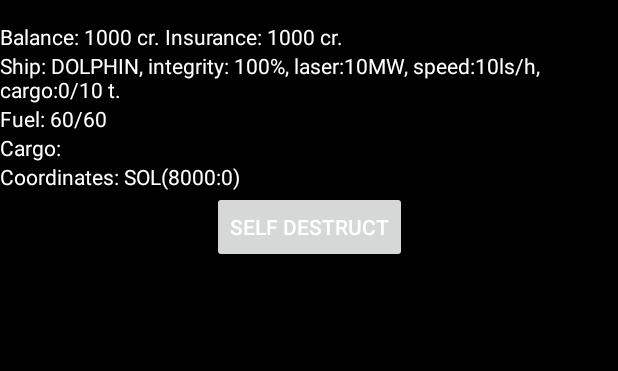
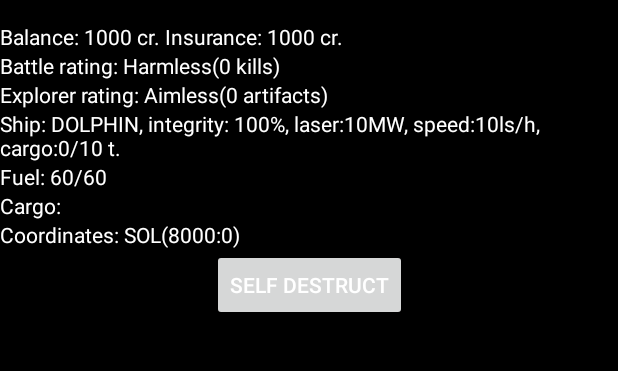
Before and after one commit to EvgenyTyurin/DangerousGalaxy, an Android app: the StatusActivity screen opened directly, with no data from a screen before it, on a phone screen of 412 x 824 dp, the part 62-433 px from its top. Run offline under Robolectric (Android 15) with nearby library versions, the phone set to English and light mode, and no system bars.

Commit message:
dev plan in progress

```diff
--- a/app/src/main/java/evgenyt/dangerousgalaxy/ui/BattleActivity.java
+++ b/app/src/main/java/evgenyt/dangerousgalaxy/ui/BattleActivity.java
@@ -99,6 +99,7 @@ public class BattleActivity extends AppCompatActivity {
                     playerInfo.credBalance(price);
                     txtResult.setText("Encounter result: Your ship is " + battleResult.toString() +
                             "Awarded " + price +"cr.");
+                    PrefsWork.changeIntSlot("kills", 1);
                 }
                 else {
                     shipDestroyed();
--- a/app/src/main/java/evgenyt/dangerousgalaxy/ui/PrefsWork.java
+++ b/app/src/main/java/evgenyt/dangerousgalaxy/ui/PrefsWork.java
@@ -39,4 +39,17 @@ public class PrefsWork {
         return sharedPref.getString(slot, "");
     }
 
+    public static void changeIntSlot(String slot, int delta) {
+        int val = readIntSlot(slot);
+        val += delta;
+        saveSlot(slot, String.valueOf(val));
+    }
+
+    public static int readIntSlot(String slot) {
+        String valStr = readSlot(slot);
+        int val = valStr.equals("") ? 0 : Integer.valueOf(valStr);
+        return val;
+    }
+
+
 }
--- a/app/src/main/java/evgenyt/dangerousgalaxy/ui/StatusActivity.java
+++ b/app/src/main/java/evgenyt/dangerousgalaxy/ui/StatusActivity.java
@@ -27,6 +27,53 @@ public class StatusActivity extends AppCompatActivity {
         TextView balanceText = findViewById(R.id.textBalance);
         balanceText.setText("Balance: " + player.getBalance() + " cr." +
                 " Insurance: " + playerShip.getType().price / 10 + " cr.");
+
+        TextView battleRatingText = findViewById(R.id.text_battle_rating);
+        int kills = PrefsWork.readIntSlot("kills");
+        String battleRating = "Harmless";
+        if (kills >= 5)
+            battleRating = "Mostly harmless";
+        if (kills >= 10)
+            battleRating = "Novice";
+        if (kills >= 20)
+            battleRating = "Competent";
+        if (kills >= 50)
+            battleRating = "Expert";
+        if (kills >= 100)
+            battleRating = "Master";
+        if (kills >= 150)
+            battleRating = "Dangerous";
+        if (kills >= 200)
+            battleRating = "Deadly";
+        if (kills >= 300)
+            battleRating = "Elite";
+        if (kills >= 500)
+            battleRating = "Super Elite";
+        battleRatingText.setText("Battle rating: " + battleRating + "(" + kills + " kills)");
+
+        int artifacts = PrefsWork.readIntSlot("artifacts");
+        String explorerRating = "Aimless";
+        if (artifacts >= 5)
+            explorerRating = "Mostly Aimless";
+        if (artifacts >= 10)
+            explorerRating = "Scout";
+        if (artifacts >= 20)
+            explorerRating = "Surveyor";
+        if (artifacts >= 50)
+            explorerRating = "Trailblazer";
+        if (artifacts >= 100)
+            explorerRating = "Pathfinder";
+        if (artifacts >= 150)
+            explorerRating = "Ranger";
+        if (artifacts >= 200)
+            explorerRating = "Pioneer";
+        if (artifacts >= 300)
+            explorerRating = "Elite";
+        if (artifacts >= 500)
+            explorerRating = "Super Elite";
+        TextView explorerRatingText = findViewById(R.id.text_explorer_rating);
+        explorerRatingText.setText("Explorer rating: " + explorerRating + "(" + artifacts + " artifacts)");
+
         TextView shipText = findViewById(R.id.text_ship);
         shipText.setText("Ship: " + playerShip.getType() +
                 ", integrity: " + playerShip.getHealth() + "%" +
--- a/app/src/main/java/evgenyt/dangerousgalaxy/ui/UninhabitedActivity.java
+++ b/app/src/main/java/evgenyt/dangerousgalaxy/ui/UninhabitedActivity.java
@@ -37,6 +37,7 @@ public class UninhabitedActivity extends AppCompatActivity {
                     if (economy.getCommoditiesStock().get(commodity) != null) {
                         playerShip.moveToCargo(commodity, 1);
                         statusText.setText("PLANET DISCOVERED: Artifact found!");
+                        PrefsWork.changeIntSlot("artifacts" , 1);
                     } else {
                         statusText.setText("PLANET DISCOVERED: Nothing found...");
                     }
--- a/app/src/main/res/layout/activity_status.xml
+++ b/app/src/main/res/layout/activity_status.xml
@@ -16,12 +16,28 @@
         app:layout_constraintTop_toTopOf="parent" />
 
     <TextView
+        android:id="@+id/text_battle_rating"
+        android:layout_width="wrap_content"
+        android:layout_height="wrap_content"
+        android:text="TextView"
+        app:layout_constraintStart_toStartOf="parent"
+        app:layout_constraintTop_toBottomOf="@id/textBalance" />
+
+    <TextView
+        android:id="@+id/text_explorer_rating"
+        android:layout_width="wrap_content"
+        android:layout_height="wrap_content"
+        android:text="TextView"
+        app:layout_constraintStart_toStartOf="parent"
+        app:layout_constraintTop_toBottomOf="@id/text_battle_rating" />
+
+    <TextView
         android:id="@+id/text_ship"
         android:layout_width="wrap_content"
         android:layout_height="wrap_content"
         android:text="TextView"
         app:layout_constraintStart_toStartOf="parent"
-        app:layout_constraintTop_toBottomOf="@+id/textBalance" />
+        app:layout_constraintTop_toBottomOf="@+id/text_explorer_rating" />
 
     <TextView
         android:id="@+id/text_fuel"
```
Also changed, not shown: app/src/main/res/drawable/ship.jpeg, 1 other file.
